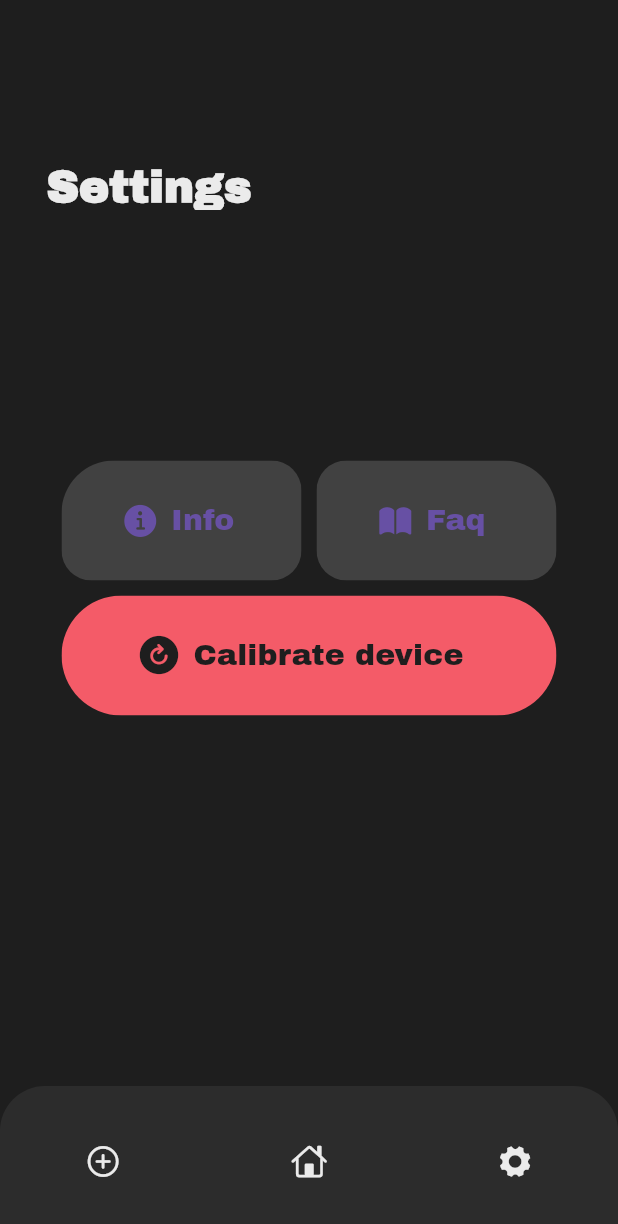
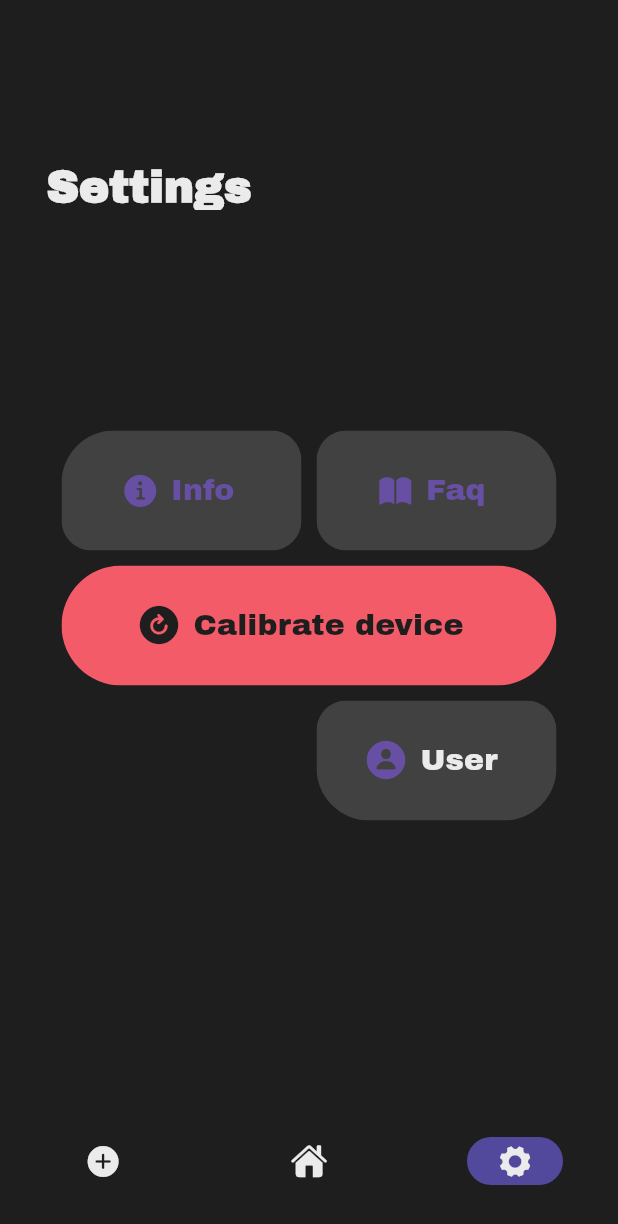
Before and after one commit to WildFore/locklock_application, a Flutter app: the screen it shows after launch, item 3 of the bottom bar chosen, on a phone screen of 412 x 824 dp. Shown: the top 1224 px of the screen. Run offline on Flutter 3.47's test engine with Material 3 defaults, Android fonts, the phone set to English and light mode, and no system bars; our stand-ins replace figma_squircle.

Commit message:
user actions

```diff
--- a/locklock_app/lib/main.dart
+++ b/locklock_app/lib/main.dart
@@ -71,26 +71,28 @@ class _HomeState extends State<Home> {
             ),
             child: NavigationBar(
                 animationDuration: const Duration(microseconds: 0),
-                backgroundColor: const Color.fromARGB(255, 44, 44, 44),
-                indicatorColor: const Color.fromARGB(0, 45, 45, 45),
+                backgroundColor: AppColors.gray,
+                indicatorColor: AppColors.ultraViolet,
                 selectedIndex: _selectedIndexPage,
                 labelBehavior: NavigationDestinationLabelBehavior.alwaysHide,
-                indicatorShape: const CircleBorder(),
+                indicatorShape: RoundedRectangleBorder(
+                    borderRadius: SmoothBorderRadius(
+                        cornerRadius: 16, cornerSmoothing: 0.8)),
                 destinations: [
                   NavigationDestination(
-                      icon: Icon(CupertinoIcons.plus_circle,
+                      icon: Icon(CupertinoIcons.plus_circle_fill,
                           color: AppColors.antiFlashWhite),
                       selectedIcon: Icon(CupertinoIcons.plus_circle_fill,
                           color: AppColors.antiFlashWhite),
                       label: "Add new device"),
                   NavigationDestination(
-                      icon: Icon(CupertinoIcons.house,
+                      icon: Icon(CupertinoIcons.house_fill,
                           color: AppColors.antiFlashWhite),
                       selectedIcon: Icon(CupertinoIcons.house_fill,
                           color: AppColors.antiFlashWhite),
                       label: "Home"),
                   NavigationDestination(
-                      icon: Icon(CupertinoIcons.gear_alt,
+                      icon: Icon(CupertinoIcons.gear_alt_fill,
                           color: AppColors.antiFlashWhite),
                       selectedIcon: Icon(CupertinoIcons.gear_alt_fill,
                           color: AppColors.antiFlashWhite),
--- a/locklock_app/lib/settings.dart
+++ b/locklock_app/lib/settings.dart
@@ -2,6 +2,7 @@ import 'package:figma_squircle/figma_squircle.dart';
 import 'package:flutter/cupertino.dart';
 import 'package:flutter/material.dart';
 import 'package:locklock_app/appColors.dart';
+import 'package:locklock_app/subpages/loginPage.dart';
 import 'package:locklock_app/subpages/calibrateDevice.dart';
 import 'package:locklock_app/subpages/infoPage.dart';
 
@@ -25,7 +26,7 @@ class _SettingsPageState extends State<SettingsPage> {
                 borderRadius: SmoothBorderRadius(
                     cornerRadius: 35, cornerSmoothing: 0.8))),
         child: Padding(
-          padding: const EdgeInsets.only(top: 100),
+          padding: const EdgeInsets.only(top: 80),
           child: Column(
             children: [
               Row(children: [
@@ -146,7 +147,7 @@ class _SettingsPageState extends State<SettingsPage> {
                       bottomLeft:
                           SmoothRadius(cornerRadius: 35, cornerSmoothing: 0.8),
                       bottomRight:
-                          SmoothRadius(cornerRadius: 35, cornerSmoothing: 0.8)),
+                          SmoothRadius(cornerRadius: 20, cornerSmoothing: 0.8)),
                   child: Container(
                     width: 360,
                     height: 80,
@@ -189,6 +190,61 @@ class _SettingsPageState extends State<SettingsPage> {
                   ),
                 ),
               ),
+              Padding(
+                padding: EdgeInsets.only(top: 10),
+                child: Row(
+                  children: [
+                    Container(
+                      width: 160,
+                      height: 80,
+                      color: Colors.transparent,
+                    ),
+                    Padding(
+                      padding: const EdgeInsets.only(left: 10),
+                      child: ClipRRect(
+                        borderRadius: const SmoothBorderRadius.only(
+                            topLeft: SmoothRadius(
+                                cornerRadius: 20, cornerSmoothing: 0.8),
+                            topRight: SmoothRadius(
+                                cornerRadius: 20, cornerSmoothing: 0.8),
+                            bottomLeft: SmoothRadius(
+                                cornerRadius: 35, cornerSmoothing: 0.8),
+                            bottomRight: SmoothRadius(
+                                cornerRadius: 35, cornerSmoothing: 0.8)),
+                        child: Container(
+                          width: 160,
+                          height: 80,
+                          color: AppColors.lightGray,
+                          child: ElevatedButton.icon(
+                            icon: const Icon(
+                              CupertinoIcons.person_circle_fill,
+                              size: 30,
+                            ),
+                            onPressed: () {
+                              Navigator.of(context).push(MaterialPageRoute(
+                                  builder: (BuildContext context) {
+                                return const LoginPage();
+                              }));
+                            },
+                            label: Text(
+                              "User",
+                              style: TextStyle(
+                                  color: AppColors.antiFlashWhite,
+                                  fontFamily: "ArchivoBlack",
+                                  fontSize: 20),
+                            ),
+                            style: ButtonStyle(
+                                splashFactory: NoSplash.splashFactory,
+                                elevation: MaterialStateProperty.all(0),
+                                backgroundColor: MaterialStatePropertyAll(
+                                    Colors.transparent)),
+                          ),
+                        ),
+                      ),
+                    ),
+                  ],
+                ),
+              )
             ],
           ),
         ),
```
Also changed, not shown: locklock_app/lib/subpages/calibrateDevice.dart (+61 -2 lines), locklock_app/lib/subpages/loginPage.dart (added, +215 -0 lines), locklock_app/lib/subpages/pairDevice.dart (+24 -17 lines), locklock_app/lib/subpages/signIn.dart (added, +190 -0 lines), 1 other file.
